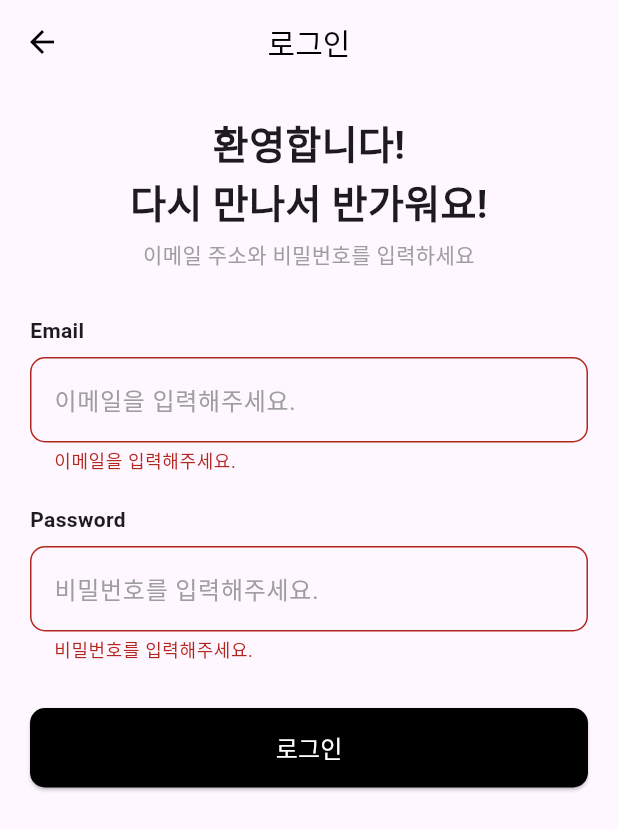
After one commit to Jangjimin9766/hython-team3-front, a Flutter app: the LoginPage screen opened directly, after a tap on "로그인", on a phone screen of 412 x 824 dp. The commit adds this screen. Shown: the top 830 px of the screen. Run offline on Flutter 3.47's test engine with Material 3 defaults, Android fonts, the phone set to English and light mode, and no system bars; our stand-ins replace image_picker, permission_handler, shared_preferences; accounts and stored records are empty.

Commit message:
[FEAT] 로그인 페이지 구현 완료

```diff
--- /dev/null
+++ b/lib/components/emailField.dart
@@ -0,0 +1,49 @@
+import 'package:flutter/material.dart';
+
+class EmailField extends StatelessWidget {
+  final TextEditingController controller;
+
+  const EmailField({Key? key, required this.controller}) : super(key: key);
+
+  bool _isEmailValid(String email) {
+    // 이메일 정규식 검증
+    final emailRegex = RegExp(r'^[^@\s]+@[^@\s]+\.[^@\s]+$');
+    return emailRegex.hasMatch(email);
+  }
+
+  @override
+  Widget build(BuildContext context) {
+    return Column(
+      crossAxisAlignment: CrossAxisAlignment.start,
+      children: [
+        const Text(
+          'Email',
+          style: TextStyle(
+            fontSize: 14,
+            fontWeight: FontWeight.bold,
+          ),
+        ),
+        const SizedBox(height: 8),
+        TextFormField(
+          controller: controller,
+          decoration: InputDecoration(
+            hintText: '이메일을 입력해주세요.',
+            hintStyle: const TextStyle(color: Colors.grey),
+            border: OutlineInputBorder(
+              borderRadius: BorderRadius.circular(10),
+              borderSide: const BorderSide(color: Colors.grey),
+            ),
+          ),
+          validator: (value) {
+            if (value == null || value.isEmpty) {
+              return '이메일을 입력해주세요.';
+            } else if (!_isEmailValid(value)) {
+              return '유효한 이메일 주소를 입력해주세요.';
+            }
+            return null;
+          },
+        ),
+      ],
+    );
+  }
+}
--- /dev/null
+++ b/lib/components/passwordFiled.dart
@@ -0,0 +1,44 @@
+import 'package:flutter/material.dart';
+
+class PasswordField extends StatelessWidget {
+  final TextEditingController controller;
+
+  const PasswordField({Key? key, required this.controller}) : super(key: key);
+
+  @override
+  Widget build(BuildContext context) {
+    return Column(
+      crossAxisAlignment: CrossAxisAlignment.start,
+      children: [
+        const Text(
+          'Password',
+          style: TextStyle(
+            fontSize: 14,
+            fontWeight: FontWeight.bold,
+          ),
+        ),
+        const SizedBox(height: 8),
+        TextFormField(
+          controller: controller,
+          obscureText: true,
+          decoration: InputDecoration(
+            hintText: '비밀번호를 입력해주세요.',
+            hintStyle: const TextStyle(color: Colors.grey),
+            border: OutlineInputBorder(
+              borderRadius: BorderRadius.circular(10),
+              borderSide: const BorderSide(color: Colors.grey),
+            ),
+          ),
+          validator: (value) {
+            if (value == null || value.isEmpty) {
+              return '비밀번호를 입력해주세요.';
+            } else if (value.length < 6) {
+              return '비밀번호는 최소 6자리 이상이어야 합니다.';
+            }
+            return null;
+          },
+        ),
+      ],
+    );
+  }
+}
--- a/lib/main.dart
+++ b/lib/main.dart
@@ -5,6 +5,7 @@ import 'package:hy_thon_team3/pages/sendedLetterboxPage.dart';
 import 'widgets/bottom_navbar.dart';
 import 'pages/homePage.dart';
 import 'pages/OnBoardingPage.dart';
+import 'pages/loginPage.dart';
 
 void main() {
   runApp(MyApp());
@@ -99,7 +100,7 @@ class _MainPageState extends State<MainPage> {
         onPressed: () {
           Navigator.push(
             context,
-            MaterialPageRoute(builder: (context) => OnboardingPage()),
+            MaterialPageRoute(builder: (context) => const LoginPage()),
           );
         },
         backgroundColor: Colors.grey,
--- /dev/null
+++ b/lib/pages/loginPage.dart
@@ -0,0 +1,105 @@
+import 'package:flutter/material.dart';
+import '../components/emailField.dart';
+import '../components/passwordFiled.dart';
+
+class LoginPage extends StatefulWidget {
+  const LoginPage({Key? key}) : super(key: key);
+
+  @override
+  _LoginPageState createState() => _LoginPageState();
+}
+
+class _LoginPageState extends State<LoginPage> {
+  final _emailController = TextEditingController();
+  final _passwordController = TextEditingController();
+  final _formKey = GlobalKey<FormState>();
+
+  @override
+  Widget build(BuildContext context) {
+    return Scaffold(
+      appBar: AppBar(
+        elevation: 0,
+        backgroundColor: Colors.transparent,
+        title: const Text(
+          '로그인',
+          style: TextStyle(
+            color: Colors.black,
+            fontSize: 20,
+          ),
+        ),
+        centerTitle: true,
+        leading: IconButton(
+          icon: const Icon(Icons.arrow_back, color: Colors.black),
+          onPressed: () => Navigator.pop(context),
+        ),
+      ),
+      body: SingleChildScrollView(
+        child: Padding(
+          padding: const EdgeInsets.symmetric(horizontal: 20.0),
+          child: Form(
+            key: _formKey,
+            child: Column(
+              crossAxisAlignment: CrossAxisAlignment.start,
+              children: [
+                const SizedBox(height: 20),
+                const Center(
+                  child: Text(
+                    '환영합니다!\n다시 만나서 반가워요!',
+                    textAlign: TextAlign.center,
+                    style: TextStyle(
+                      fontSize: 26,
+                      fontWeight: FontWeight.bold,
+                    ),
+                  ),
+                ),
+                const SizedBox(height: 5),
+                const Center(
+                  child: Text(
+                    '이메일 주소와 비밀번호를 입력하세요',
+                    textAlign: TextAlign.center,
+                    style: TextStyle(
+                      fontSize: 14,
+                      color: Colors.grey,
+                    ),
+                  ),
+                ),
+                const SizedBox(height: 30),
+                // 이메일 필드
+                EmailField(controller: _emailController),
+                const SizedBox(height: 20),
+                // 비밀번호 필드
+                PasswordField(controller: _passwordController),
+                const SizedBox(height: 30),
+                Center(
+                  child: SizedBox(
+                    width: double.infinity,
+                    child: ElevatedButton(
+                      onPressed: () {
+                        if (_formKey.currentState!.validate()) {
+                          print('로그인 성공');
+                        } else {
+                          print('로그인 실패');
+                        }
+                      },
+                      style: ElevatedButton.styleFrom(
+                        padding: const EdgeInsets.symmetric(vertical: 15),
+                        backgroundColor: Colors.black,
+                        shape: RoundedRectangleBorder(
+                          borderRadius: BorderRadius.circular(10),
+                        ),
+                      ),
+                      child: const Text(
+                        '로그인',
+                        style: TextStyle(color: Colors.white, fontSize: 16),
+                      ),
+                    ),
+                  ),
+                ),
+              ],
+            ),
+          ),
+        ),
+      ),
+    );
+  }
+}
```
